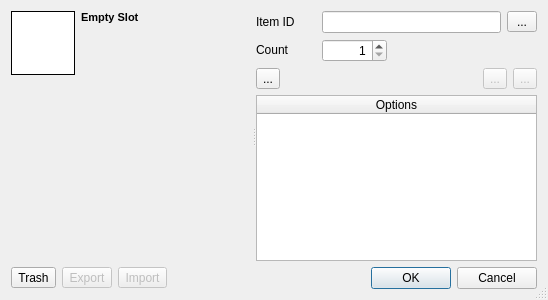
wizzomafizzo/starcheat, file starcheat/templates/ItemEdit.ui: the form before one commit.
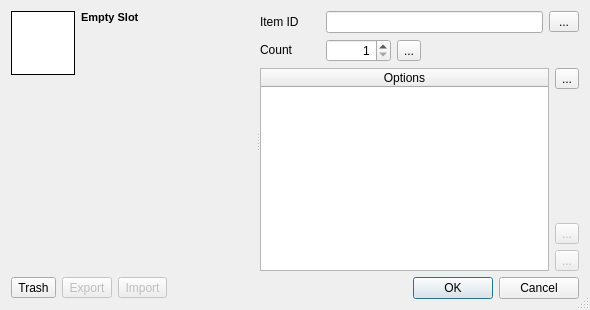
The form after the commit. Icons and pictures are not drawn.

Commit message:
Added max count button, can generate guns
type generatedgun in the itemedit name field

The edit to the form file:
```diff
--- a/starcheat/templates/ItemEdit.ui
+++ b/starcheat/templates/ItemEdit.ui
@@ -9,8 +9,8 @@
    <rect>
     <x>0</x>
     <y>0</y>
-    <width>548</width>
-    <height>300</height>
+    <width>590</width>
+    <height>310</height>
    </rect>
   </property>
   <property name="sizePolicy">
@@ -25,13 +25,13 @@
   <property name="sizeGripEnabled">
    <bool>true</bool>
   </property>
-  <layout class="QVBoxLayout" name="verticalLayout_2">
+  <layout class="QVBoxLayout" name="verticalLayout_3">
    <item>
     <widget class="QSplitter" name="splitter">
      <property name="orientation">
       <enum>Qt::Horizontal</enum>
      </property>
-     <widget class="QWidget" name="">
+     <widget class="QWidget" name="layoutWidget">
       <layout class="QGridLayout" name="gridLayout_2">
        <item row="0" column="0">
         <widget class="QLabel" name="icon">
@@ -116,7 +116,7 @@
       </layout>
      </widget>
      <widget class="QWidget" name="">
-      <layout class="QVBoxLayout" name="verticalLayout">
+      <layout class="QVBoxLayout" name="verticalLayout_2">
        <item>
         <layout class="QGridLayout" name="gridLayout">
          <item row="0" column="0">
@@ -138,7 +138,7 @@
            </property>
           </widget>
          </item>
-         <item row="0" column="1">
+         <item row="0" column="1" colspan="2">
           <layout class="QHBoxLayout" name="horizontalLayout_2">
            <item>
             <widget class="QLineEdit" name="item_type">
@@ -201,6 +201,8 @@
           </widget>
          </item>
          <item row="1" column="1">
+          <layout class="QHBoxLayout" name="horizontalLayout_4">
+           <item>
           <widget class="QSpinBox" name="count">
            <property name="sizePolicy">
             <sizepolicy hsizetype="Expanding" vsizetype="Fixed">
@@ -228,25 +230,26 @@
            </property>
           </widget>
          </item>
-        </layout>
-       </item>
        <item>
-        <layout class="QHBoxLayout" name="horizontalLayout_4">
-         <item>
-          <widget class="QToolButton" name="clear_options_button">
-           <property name="toolTip">
-            <string>Clear All Options</string>
-           </property>
+            <widget class="QToolButton" name="max_button">
            <property name="text">
             <string>...</string>
            </property>
            <property name="icon">
             <iconset resource="../resources.qrc">
-             <normaloff>:/starcheat/images/icons/glyphicons_halflings_082_remove-sign.png</normaloff>:/starcheat/images/icons/glyphicons_halflings_082_remove-sign.png</iconset>
+               <normaloff>:/starcheat/images/icons/glyphicons_halflings_099_asterisk.png</normaloff>:/starcheat/images/icons/glyphicons_halflings_099_asterisk.png</iconset>
+             </property>
+             <property name="iconSize">
+              <size>
+               <width>16</width>
+               <height>16</height>
+              </size>
            </property>
           </widget>
          </item>
-         <item>
+          </layout>
+         </item>
+         <item row="1" column="2">
           <spacer name="horizontalSpacer">
            <property name="orientation">
             <enum>Qt::Horizontal</enum>
@@ -259,42 +262,10 @@
            </property>
           </spacer>
          </item>
-         <item>
-          <widget class="QToolButton" name="remove_option_button">
-           <property name="enabled">
-            <bool>false</bool>
-           </property>
-           <property name="toolTip">
-            <string>Clear Selected Option</string>
-           </property>
-           <property name="text">
-            <string>...</string>
-           </property>
-           <property name="icon">
-            <iconset resource="../resources.qrc">
-             <normaloff>:/starcheat/images/icons/glyphicons_halflings_081_minus-sign.png</normaloff>:/starcheat/images/icons/glyphicons_halflings_081_minus-sign.png</iconset>
-           </property>
-          </widget>
-         </item>
-         <item>
-          <widget class="QToolButton" name="add_option_button">
-           <property name="enabled">
-            <bool>false</bool>
-           </property>
-           <property name="toolTip">
-            <string>Add New Option</string>
-           </property>
-           <property name="text">
-            <string>...</string>
-           </property>
-           <property name="icon">
-            <iconset resource="../resources.qrc">
-             <normaloff>:/starcheat/images/icons/glyphicons_halflings_080_plus-sign.png</normaloff>:/starcheat/images/icons/glyphicons_halflings_080_plus-sign.png</iconset>
-           </property>
-          </widget>
-         </item>
         </layout>
        </item>
+       <item>
+        <layout class="QHBoxLayout" name="horizontalLayout_5">
        <item>
         <widget class="QTableWidget" name="variant">
          <property name="horizontalScrollBarPolicy">
@@ -337,6 +308,73 @@
          </column>
         </widget>
        </item>
+         <item>
+          <layout class="QVBoxLayout" name="verticalLayout">
+           <item>
+            <widget class="QToolButton" name="clear_options_button">
+             <property name="toolTip">
+              <string>Clear All Options</string>
+             </property>
+             <property name="text">
+              <string>...</string>
+             </property>
+             <property name="icon">
+              <iconset resource="../resources.qrc">
+               <normaloff>:/starcheat/images/icons/glyphicons_halflings_082_remove-sign.png</normaloff>:/starcheat/images/icons/glyphicons_halflings_082_remove-sign.png</iconset>
+             </property>
+            </widget>
+           </item>
+           <item>
+            <spacer name="verticalSpacer_2">
+             <property name="orientation">
+              <enum>Qt::Vertical</enum>
+             </property>
+             <property name="sizeHint" stdset="0">
+              <size>
+               <width>20</width>
+               <height>40</height>
+              </size>
+             </property>
+            </spacer>
+           </item>
+           <item>
+            <widget class="QToolButton" name="add_option_button">
+             <property name="enabled">
+              <bool>false</bool>
+             </property>
+             <property name="toolTip">
+              <string>Add New Option</string>
+             </property>
+             <property name="text">
+              <string>...</string>
+             </property>
+             <property name="icon">
+              <iconset resource="../resources.qrc">
+               <normaloff>:/starcheat/images/icons/glyphicons_halflings_080_plus-sign.png</normaloff>:/starcheat/images/icons/glyphicons_halflings_080_plus-sign.png</iconset>
+             </property>
+            </widget>
+           </item>
+           <item>
+            <widget class="QToolButton" name="remove_option_button">
+             <property name="enabled">
+              <bool>false</bool>
+             </property>
+             <property name="toolTip">
+              <string>Clear Selected Option</string>
+             </property>
+             <property name="text">
+              <string>...</string>
+             </property>
+             <property name="icon">
+              <iconset resource="../resources.qrc">
+               <normaloff>:/starcheat/images/icons/glyphicons_halflings_081_minus-sign.png</normaloff>:/starcheat/images/icons/glyphicons_halflings_081_minus-sign.png</iconset>
+             </property>
+            </widget>
+           </item>
+          </layout>
+         </item>
+        </layout>
+       </item>
       </layout>
      </widget>
     </widget>
```
Left out of the diff: 7 changed lines with no effect on the pictures. Lines whose indentation alone changed are shown as unchanged. The commit also changes 3 other files.
